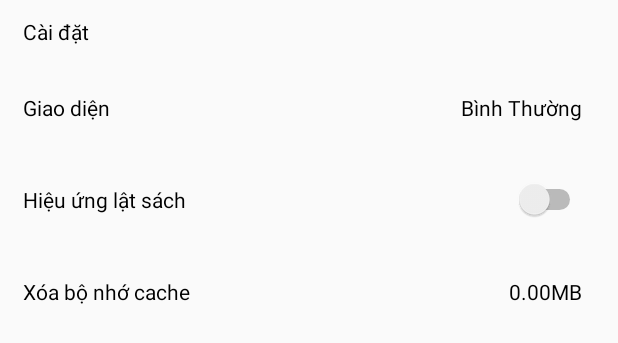
After one commit to nhommotd14/doctruyen, an Android app: the layout activity_setting.xml on its own in the app's theme, with its tools: preview values and no code run, on a phone screen of 412 x 824 dp. The commit adds this screen. Shown: the top 343 px of the screen. Run offline under Robolectric (Android 15) with nearby library versions, the phone set to English and light mode, and no system bars.

Commit message:
add layout setting

```diff
--- /dev/null
+++ b/Project/app/src/main/res/layout/activity_setting.xml
@@ -0,0 +1,105 @@
+<?xml version="1.0" encoding="utf-8"?>
+<LinearLayout xmlns:android="http://schemas.android.com/apk/res/android"
+    android:layout_width="match_parent"
+    android:orientation="vertical"
+    android:layout_height="match_parent">
+
+    <TextView
+        android:layout_width="77dp"
+        android:layout_height="29dp"
+        android:layout_alignParentStart="true"
+        android:layout_alignParentTop="true"
+        android:layout_marginStart="15dp"
+        android:layout_marginTop="11dp"
+        android:text="Cài đặt"
+        android:textColor="@android:color/black" />
+
+    <View
+        android:id="@+id/view"
+        android:layout_width="match_parent"
+        android:layout_height="1dp" />
+
+    <RelativeLayout
+        android:layout_width="match_parent"
+        android:layout_height="60dp"
+        android:layout_alignParentStart="true"
+        android:layout_below="@+id/tvCaiDat">
+
+        <TextView
+            android:layout_width="wrap_content"
+            android:layout_height="wrap_content"
+            android:layout_alignParentStart="true"
+            android:layout_centerVertical="true"
+            android:layout_marginStart="15dp"
+            android:text="Giao diện"
+            android:textColor="@android:color/black" />
+
+        <TextView
+            android:id="@+id/tvThemen"
+            android:layout_width="wrap_content"
+            android:layout_height="wrap_content"
+            android:layout_alignParentEnd="true"
+            android:layout_centerVertical="true"
+            android:layout_marginEnd="24dp"
+            android:text="Bình Thường"
+            android:textColor="@android:color/black"/>
+    </RelativeLayout>
+
+    <View
+        android:id="@+id/view2"
+        android:layout_width="match_parent"
+        android:layout_height="1dp" />
+
+    <RelativeLayout
+        android:layout_width="match_parent"
+        android:layout_height="60dp">
+
+        <TextView
+            android:layout_width="wrap_content"
+            android:layout_height="wrap_content"
+            android:layout_alignParentStart="true"
+            android:layout_centerVertical="true"
+            android:layout_marginStart="15dp"
+            android:text="Hiệu ứng lật sách"
+            android:textColor="@android:color/black"/>
+
+        <Switch
+            android:id="@+id/swLatTrang"
+            android:layout_width="wrap_content"
+            android:layout_height="wrap_content"
+            android:layout_alignParentEnd="true"
+            android:layout_centerVertical="true"
+            android:layout_marginEnd="21dp" />
+
+    </RelativeLayout>
+
+    <View
+        android:id="@+id/view3"
+        android:layout_width="match_parent"
+        android:layout_height="1dp" />
+
+    <RelativeLayout
+        android:layout_width="match_parent"
+        android:layout_height="60dp">
+
+        <TextView
+            android:layout_width="wrap_content"
+            android:layout_height="wrap_content"
+            android:layout_alignParentStart="true"
+            android:layout_centerVertical="true"
+            android:layout_marginStart="15dp"
+            android:text="Xóa bộ nhớ cache"
+            android:textColor="@android:color/black"/>
+
+        <TextView
+            android:id="@+id/textView19"
+            android:layout_width="wrap_content"
+            android:layout_height="wrap_content"
+            android:layout_alignParentEnd="true"
+            android:layout_centerVertical="true"
+            android:layout_marginEnd="24dp"
+            android:text="0.00MB"
+            android:textColor="@android:color/black"/>
+    </RelativeLayout>
+
+</LinearLayout>
--- a/Project/app/src/main/res/layout/taikhoan_layout.xml
+++ b/Project/app/src/main/res/layout/taikhoan_layout.xml
@@ -101,14 +101,14 @@
                     app:srcCompat="@drawable/book1" />
 
                 <TextView
-                    android:id="@+id/tvTruyenDaDang"
+                    android:id="@+id/tvTruyenDaDoc"
                     android:layout_width="match_parent"
                     android:layout_height="match_parent"
                     android:layout_weight="1"
                     android:background="@android:color/background_light"
                     android:paddingLeft="10dp"
                     android:paddingTop="10dp"
-                    android:text="Truyện đã đăng "
+                    android:text="Truyện đã đọc"
                     android:textColor="@android:color/black" />
             </LinearLayout>
 
```
